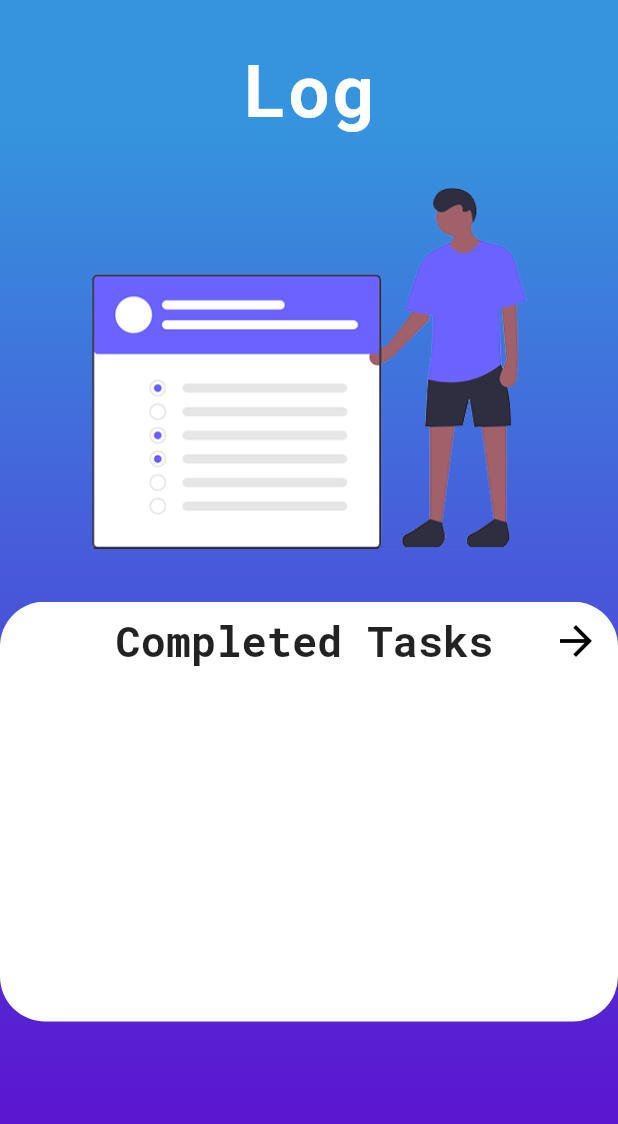
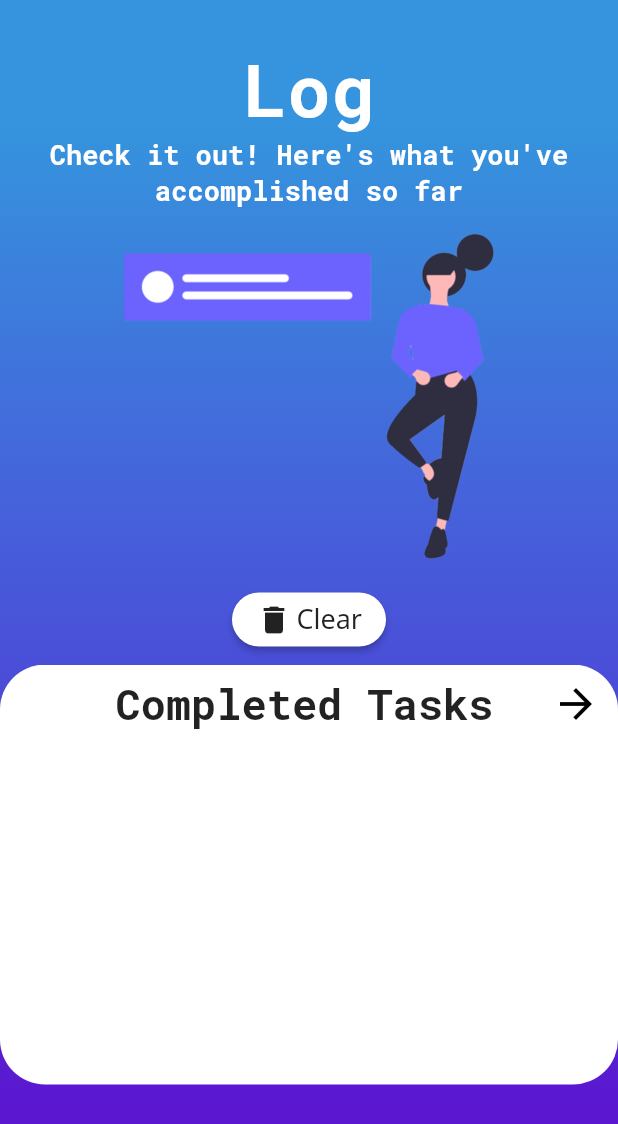
Before and after one commit to Tomer-Rubinstein/Usefully, a Flutter app: the DailyLogPage screen opened directly, on a phone screen of 412 x 824 dp. Shown: the top 1124 px of the screen. Run offline on Flutter 3.47's test engine with Material 2 defaults, Android fonts, the phone set to English and light mode, and no system bars; our stand-ins replace cloud_firestore, firebase_auth, flutter_spinkit, google_sign_in, rxdart; accounts and stored records are empty.

Commit message:
Fixed bugs

```diff
--- a/lib/DailyLog/DailyLogCard.dart
+++ b/lib/DailyLog/DailyLogCard.dart
@@ -1,13 +1,12 @@
 import 'package:flutter/material.dart';
-import 'package:iusefully/NewTask/NewTask_PageView.dart';
-import 'package:iusefully/widgets/styles.dart';
+
 
 class DailyLogCard extends StatelessWidget {
   final String title;
   final List<String> log_titles;
   final List<String> log_rewards;
   final bool isTitles;
-  TextStyle _contentStyle = TextStyle(fontSize: 18, fontFamily: "NotoSans");
+  final TextStyle _contentStyle = TextStyle(fontSize: 18, fontFamily: "NotoSans");
   DailyLogCard(this.title, this.log_titles, this.log_rewards, this.isTitles);
 
   @override
--- a/lib/DailyLog/DailyLogPage.dart
+++ b/lib/DailyLog/DailyLogPage.dart
@@ -1,45 +1,25 @@
-import 'package:cloud_firestore/cloud_firestore.dart';
 import 'package:firebase_auth/firebase_auth.dart';
 import 'package:flutter/material.dart';
 import 'package:flutter/services.dart';
 import 'package:iusefully/DailyLog/DailyLogCard.dart';
 import 'package:iusefully/NewTask/NewTask_PageView.dart';
+import 'package:iusefully/auth.dart';
 import 'package:iusefully/widgets/styles.dart';
 import 'package:provider/provider.dart';
 
-class DailyLogPage extends StatelessWidget {
-  static int _length = 0;
-  static int _index = 0;
+class DailyLogPage extends StatefulWidget {
+  @override
+  _DailyLogPageState createState() => _DailyLogPageState();
+}
 
+class _DailyLogPageState extends State<DailyLogPage> {
   @override
   Widget build(BuildContext context) {
+    var user = Provider.of<FirebaseUser>(context);
     SystemChrome.setSystemUIOverlayStyle(SystemUiOverlayStyle(
         statusBarColor: Colors.transparent,
-        statusBarIconBrightness: Brightness.light));
-
-    return StreamBuilder(
-        stream: Firestore.instance.collection('users').snapshots(),
-        builder: (context, snapshot) {
-          var user = Provider.of<FirebaseUser>(context);
-          if (snapshot.hasData) {
-            // void findUser(length) {
-            //   for (int i = 0; i < length; i++) {
-            //     if (user.uid == snapshot.data.documents[i]["uid"]) {
-            //       log_rewards = new List<String>.from(snapshot.data.documents[_index]["log_rewards"]);
-            //       log_titles = new List<String>.from(snapshot.data.documents[_index]["log_titles"]);
-            //     }
-            //   }
-            // }
-
-            // Firestore.instance
-            //     .collection('users')
-            //     .getDocuments()
-            //     .then((theDocuments) {
-            //   _length = theDocuments.documents.length;
-            // }).whenComplete(() {
-            //   findUser(_length);
-            // });
-
+        statusBarIconBrightness: Brightness.light
+    ));
     return Scaffold(
         body: Container(
       width: double.infinity,
@@ -54,10 +34,33 @@ class DailyLogPage extends StatelessWidget {
           child: Column(
             children: <Widget>[
               Text("Log", style: Styles.title),
-                      SizedBox(height: 10),
-                      Image.asset("images/daily-log.png",
-                          width: 290, height: 290),
-                      SizedBox(height: 10),
+              Text(
+                "Check it out! Here's what you've accomplished so far",
+                style: Styles.content,
+                textAlign: TextAlign.center,
+              ),
+              Image.asset("images/login-pic.png", width: 250, height: 250),
+              MaterialButton(
+                color: Colors.white,
+                onPressed: (){
+                  setState(() {
+                    log_titles.clear();
+                    log_rewards.clear();
+                    authService.createNewTask(user);
+                  });
+                },
+                splashColor: Colors.grey,
+                child: Row(
+                  mainAxisSize: MainAxisSize.min,
+                  children: <Widget>[
+                    Icon(Icons.delete),
+                    SizedBox(width: 3),
+                    Text("Clear", style: TextStyle(fontFamily: "NotoSans", fontSize: 18)),
+                  ],
+                ),
+                shape: StadiumBorder(),
+              ),
+              SizedBox(height: 6),
               Container(
                 height: 280,
                 width: double.infinity,
@@ -65,21 +68,20 @@ class DailyLogPage extends StatelessWidget {
                   physics: BouncingScrollPhysics(),
                   scrollDirection: Axis.horizontal,
                   children: <Widget>[
-                            DailyLogCard("Completed Tasks", log_titles, log_rewards, true),
+                    DailyLogCard(
+                        "Completed Tasks", log_titles, log_rewards, true),
                     SizedBox(width: 15),
-                            DailyLogCard("Rewards Consumed", log_titles, log_rewards, false),
+                    DailyLogCard(
+                        "Rewards Consumed", log_titles, log_rewards, false),
                   ],
                 ),
               ),
               SizedBox(height: 6),
+
             ],
           ),
         ),
       ),
     ));
-          } else {
-            return Container();
-          }
-        });
   }
 }
--- a/lib/NewTask/NewTask_PageView.dart
+++ b/lib/NewTask/NewTask_PageView.dart
@@ -2,7 +2,6 @@ import 'package:animations/animations.dart';
 import 'package:cloud_firestore/cloud_firestore.dart';
 import 'package:firebase_auth/firebase_auth.dart';
 import 'package:flutter/material.dart';
-//import 'package:iusefully/Dialog.dart';
 import 'package:iusefully/NewTask/NewTask_PageModel.dart';
 import 'package:flutter/services.dart';
 import 'package:iusefully/auth.dart';
--- a/lib/ToDoCard.dart
+++ b/lib/ToDoCard.dart
@@ -3,7 +3,6 @@ import 'package:flutter/material.dart';
 import 'package:iusefully/auth.dart';
 import 'package:iusefully/NewTask/NewTask_PageView.dart';
 import 'package:provider/provider.dart';
-import 'package:animations/animations.dart';
 
 TextEditingController titleController = TextEditingController();
 TextEditingController contentController = TextEditingController();
--- a/lib/main.dart
+++ b/lib/main.dart
@@ -1,8 +1,7 @@
 import 'package:flutter/material.dart';
 import 'package:flutter/services.dart';
-import 'package:iusefully/DailyLog/DailyLogPage.dart';
+import 'package:iusefully/pages/AutoLoginPage.dart';
 import 'package:iusefully/pages/LoginPage.dart';
-import 'package:iusefully/pages/Mainpage.dart';
 import 'package:provider/provider.dart';
 import 'package:firebase_auth/firebase_auth.dart';
 
@@ -34,7 +33,7 @@ class _MainpageState extends State<Mainpage> {
       child: MaterialApp(
         debugShowCheckedModeBanner: false,
         home: Scaffold(
-          body: LoginPage(), //DailyLogPage
+          body: AutoLoginPage(),
         )
       )
     );
--- a/lib/pages/LoginPage.dart
+++ b/lib/pages/LoginPage.dart
@@ -19,7 +19,7 @@ class _LoginPageState extends State<LoginPage> with SingleTickerProviderStateMix
       vsync: this,
       duration: Duration(milliseconds: 1000)
     );
-    final animation = Tween(begin: 0.0, end: 1.0).animate(controller);
+    //final animation = Tween(begin: 0.0, end: 1.0).animate(controller);
     controller.forward();
     SystemChrome.setSystemUIOverlayStyle(SystemUiOverlayStyle(
         statusBarIconBrightness: Brightness.light,
```
Also changed, not shown: lib/Ticket/Ticket_Chip.dart (+21 -16 lines), lib/Ticket/Ticket_Page.dart (+12 -6 lines), lib/pages/AutoLoginPage.dart (added, +42 -0 lines), lib/pages/Mainpage.dart (+3 -6 lines), lib/pages/OnBoardPage.dart (+6 -5 lines), images/daily-log.png. Lines whose indentation alone changed are shown as unchanged.
